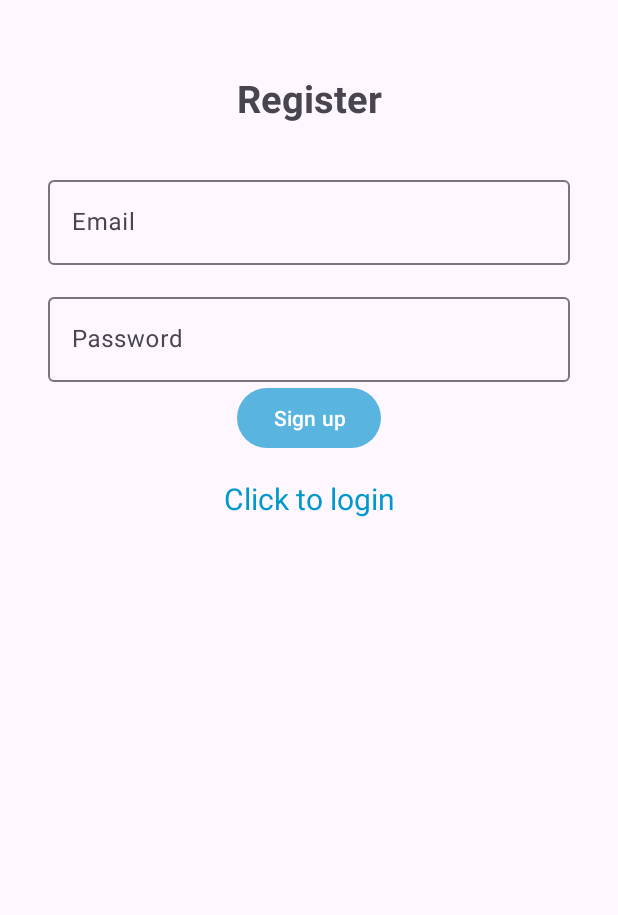
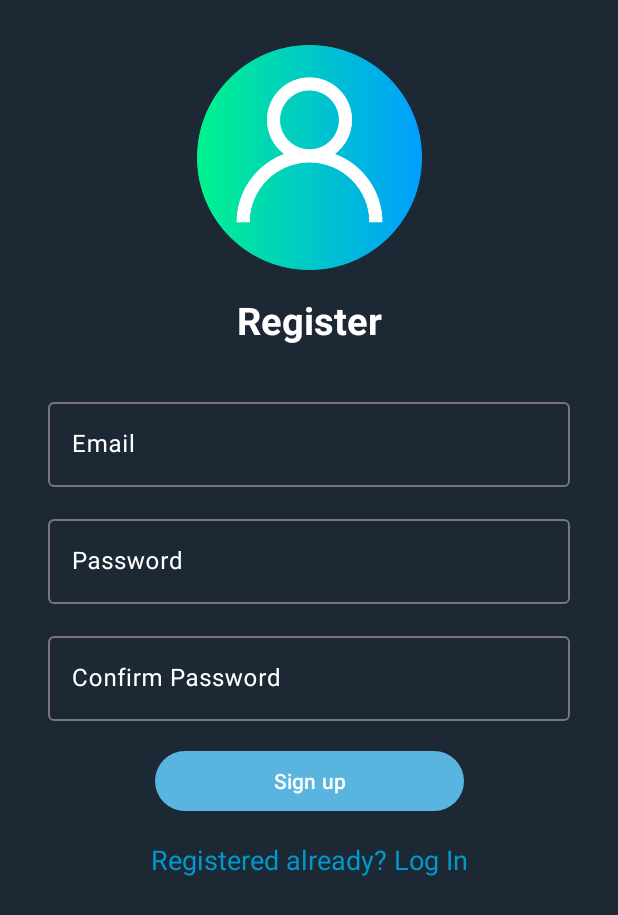
Before and after one commit to IanGalarza/TP-INTEGRADOR-MODULO_NATIVO-ECOTRACKER, an Android app: the RegisterFragment screen opened through its navigation route, on a phone screen of 412 x 824 dp. Shown: the top 915 px of the screen. Run offline under Robolectric (Android 15) with nearby library versions, the phone set to English and light mode, and no system bars; our stand-ins replace Firebase (no records; nobody signed in at launch, a user with empty details on screens opened directly); 1 statement that could not run was skipped.

Commit message:
Mejoras en el diseño del layout para ambos fragments de autenticacion. Ademas se agrego un nuevo campo para confirmar contraseña en el registro.

```diff
--- a/app/src/main/res/layout/activity_auth.xml
+++ b/app/src/main/res/layout/activity_auth.xml
@@ -18,4 +18,5 @@
         app:layout_constraintBottom_toBottomOf="parent"
         app:layout_constraintStart_toStartOf="parent"
         app:layout_constraintEnd_toEndOf="parent" />
+
 </androidx.constraintlayout.widget.ConstraintLayout>
--- a/app/src/main/res/layout/activity_main.xml
+++ b/app/src/main/res/layout/activity_main.xml
@@ -12,6 +12,7 @@
         android:layout_width="wrap_content"
         android:layout_height="wrap_content"
         android:text="Hello World!"
+        android:textColor="@color/white"
         app:layout_constraintTop_toTopOf="parent"
         app:layout_constraintStart_toStartOf="parent"
         app:layout_constraintEnd_toEndOf="parent" />
@@ -21,6 +22,7 @@
         android:layout_width="wrap_content"
         android:layout_height="wrap_content"
         android:text="@string/logout"
+        android:layout_marginTop="16dp"
         app:layout_constraintTop_toBottomOf="@id/user_details"
         app:layout_constraintStart_toStartOf="parent"
         app:layout_constraintEnd_toEndOf="parent" />
--- a/app/src/main/res/layout/fragment_register.xml
+++ b/app/src/main/res/layout/fragment_register.xml
@@ -1,95 +1,154 @@
 <?xml version="1.0" encoding="utf-8"?>
-<androidx.constraintlayout.widget.ConstraintLayout xmlns:android="http://schemas.android.com/apk/res/android"
+<ScrollView
+    xmlns:android="http://schemas.android.com/apk/res/android"
     xmlns:app="http://schemas.android.com/apk/res-auto"
     xmlns:tools="http://schemas.android.com/tools"
-    android:id="@+id/main"
+    android:id="@+id/scrollView"
     android:layout_width="match_parent"
     android:layout_height="match_parent"
     tools:context=".auth.fragments.RegisterFragment">
 
+    <androidx.constraintlayout.widget.ConstraintLayout
+        android:id="@+id/main"
+        android:layout_width="match_parent"
+        android:layout_height="wrap_content"
+        android:paddingBottom="16dp">
+
+        <!-- Imagen Decorativa -->
+
+        <ImageView
+            android:id="@+id/decorImage"
+            android:layout_width="150dp"
+            android:layout_height="150dp"
+            android:layout_marginTop="30dp"
+            android:src="@drawable/login_logo"
+            app:layout_constraintTop_toTopOf="parent"
+            app:layout_constraintStart_toStartOf="parent"
+            app:layout_constraintEnd_toEndOf="parent" />
+
         <!-- Título REGISTER -->
+
         <TextView
             android:id="@+id/titleRegister"
             android:layout_width="wrap_content"
             android:layout_height="wrap_content"
             android:text="@string/register"
+            android:textColor="@color/white"
             android:textSize="25sp"
             android:textStyle="bold"
-        android:layout_marginTop="48dp"
-        app:layout_constraintTop_toTopOf="parent"
+            android:layout_marginTop="16dp"
+            app:layout_constraintTop_toBottomOf="@id/decorImage"
             app:layout_constraintStart_toStartOf="parent"
             app:layout_constraintEnd_toEndOf="parent" />
 
         <!-- Campo de email -->
+
         <com.google.android.material.textfield.TextInputLayout
             android:id="@+id/emailLayout"
             android:layout_width="0dp"
             android:layout_height="wrap_content"
             android:layout_marginTop="32dp"
+            android:layout_marginHorizontal="32dp"
+            android:textColor="@color/white"
+            android:textColorHint="@color/white"
             app:layout_constraintTop_toBottomOf="@id/titleRegister"
             app:layout_constraintStart_toStartOf="parent"
-        app:layout_constraintEnd_toEndOf="parent"
-        android:layout_marginHorizontal="32dp">
+            app:layout_constraintEnd_toEndOf="parent" >
 
             <com.google.android.material.textfield.TextInputEditText
                 android:id="@+id/email"
                 android:hint="@string/email"
+                android:textColor="@color/white"
                 android:layout_width="match_parent"
                 android:layout_height="wrap_content" />
         </com.google.android.material.textfield.TextInputLayout>
 
         <!-- Campo de contraseña -->
+
         <com.google.android.material.textfield.TextInputLayout
             android:id="@+id/passwordLayout"
             android:layout_width="0dp"
             android:layout_height="wrap_content"
             android:layout_marginTop="16dp"
+            android:layout_marginHorizontal="32dp"
+            android:textColor="@color/white"
+            android:textColorHint="@color/white"
             app:layout_constraintTop_toBottomOf="@id/emailLayout"
             app:layout_constraintStart_toStartOf="parent"
-        app:layout_constraintEnd_toEndOf="parent"
-        android:layout_marginHorizontal="32dp">
+            app:layout_constraintEnd_toEndOf="parent" >
 
             <com.google.android.material.textfield.TextInputEditText
                 android:id="@+id/password"
                 android:hint="@string/password"
                 android:inputType="textPassword"
+                android:textColor="@color/white"
+                android:layout_width="match_parent"
+                android:layout_height="wrap_content" />
+        </com.google.android.material.textfield.TextInputLayout>
+
+        <!-- Campo de confirmación de contraseña -->
+
+        <com.google.android.material.textfield.TextInputLayout
+            android:id="@+id/confirmPasswordLayout"
+            android:layout_width="0dp"
+            android:layout_height="wrap_content"
+            android:layout_marginTop="16dp"
+            android:layout_marginHorizontal="32dp"
+            android:textColor="@color/white"
+            android:textColorHint="@color/white"
+            app:layout_constraintTop_toBottomOf="@id/passwordLayout"
+            app:layout_constraintStart_toStartOf="parent"
+            app:layout_constraintEnd_toEndOf="parent">
+
+            <com.google.android.material.textfield.TextInputEditText
+                android:id="@+id/confirmPassword"
+                android:hint="@string/confirm_password"
+                android:inputType="textPassword"
+                android:textColor="@color/white"
                 android:layout_width="match_parent"
                 android:layout_height="wrap_content" />
         </com.google.android.material.textfield.TextInputLayout>
 
         <!-- Botón de registro -->
+
         <Button
             android:id="@+id/btn_register"
             android:text="@string/sign_up"
-        android:layout_width="wrap_content"
+            android:layout_width="0dp"
             android:layout_height="wrap_content"
-        app:layout_constraintTop_toBottomOf="@id/passwordLayout"
+            android:layout_marginTop="16dp"
+            app:layout_constraintWidth_percent="0.5"
+            app:layout_constraintTop_toBottomOf="@id/confirmPasswordLayout"
             app:layout_constraintStart_toStartOf="parent"
             app:layout_constraintEnd_toEndOf="parent" />
 
-    <!-- Texto para ir al login -->
+        <!-- Ir al Login -->
+
         <TextView
             android:id="@+id/loginNow"
             android:layout_width="wrap_content"
             android:layout_height="wrap_content"
             android:text="@string/click_to_login"
             android:textColor="@android:color/holo_blue_dark"
-        android:textSize="20sp"
+            android:textSize="18sp"
             android:layout_marginTop="16dp"
             android:gravity="center"
             app:layout_constraintTop_toBottomOf="@id/btn_register"
             app:layout_constraintStart_toStartOf="parent"
             app:layout_constraintEnd_toEndOf="parent" />
 
-    <!-- Barra de progreso -->
+        <!-- Spinner de carga -->
+
         <ProgressBar
             android:id="@+id/progressBar"
             android:visibility="gone"
             android:layout_width="wrap_content"
             android:layout_height="wrap_content"
+            android:layout_marginTop="16dp"
+            android:indeterminateTint="@color/aqua_green"
             app:layout_constraintTop_toBottomOf="@id/loginNow"
             app:layout_constraintStart_toStartOf="parent"
-        app:layout_constraintEnd_toEndOf="parent"
-        android:layout_marginTop="16dp" />
+            app:layout_constraintEnd_toEndOf="parent" />
 
     </androidx.constraintlayout.widget.ConstraintLayout>
+</ScrollView>
--- a/app/src/main/res/values/colors.xml
+++ b/app/src/main/res/values/colors.xml
@@ -4,4 +4,6 @@
     <color name="white">#FFFFFFFF</color>
     <color name="green">#4fa853</color>
     <color name="blue">#59b5df</color>
+    <color name="background_dark">#1C2833</color>
+    <color name="aqua_green">#00C4B4</color>
 </resources>
--- a/app/src/main/res/values/strings.xml
+++ b/app/src/main/res/values/strings.xml
@@ -3,10 +3,11 @@
     <string name="login">Login</string>
     <string name="email">Email</string>
     <string name="password">Password</string>
+    <string name="confirm_password">Confirm Password</string>
     <string name="sing_in">Sing in</string>
     <string name="register">Register</string>
     <string name="sign_up">Sign up</string>
-    <string name="click_to_login">Click to login</string>
-    <string name="click_to_register">Click to register</string>
+    <string name="click_to_login">Registered already? Log In</string>
+    <string name="click_to_register">New user? Register Now</string>
     <string name="logout">Logout</string>
 </resources>
--- a/app/src/main/res/values/themes.xml
+++ b/app/src/main/res/values/themes.xml
@@ -5,6 +5,7 @@
         <item name="colorPrimary">@color/blue</item>
         <item name="colorPrimaryVariant">@color/blue</item>
         <item name="android:statusBarColor">@color/blue</item>
+        <item name="android:windowBackground">@color/background_dark</item>
     </style>
 
     <style name="Theme.ProyectoIntegrador" parent="Base.Theme.ProyectoIntegrador" />
```
Also changed, not shown: app/src/main/java/com/example/proyectointegrador/auth/fragments/LoginFragment.kt (+7 -0 lines), app/src/main/java/com/example/proyectointegrador/auth/fragments/RegisterFragment.kt (+22 -0 lines), app/src/main/res/layout/fragment_login.xml (+50 -12 lines), app/src/main/res/drawable/login_logo.png (added). Lines whose indentation alone changed are shown as unchanged.
